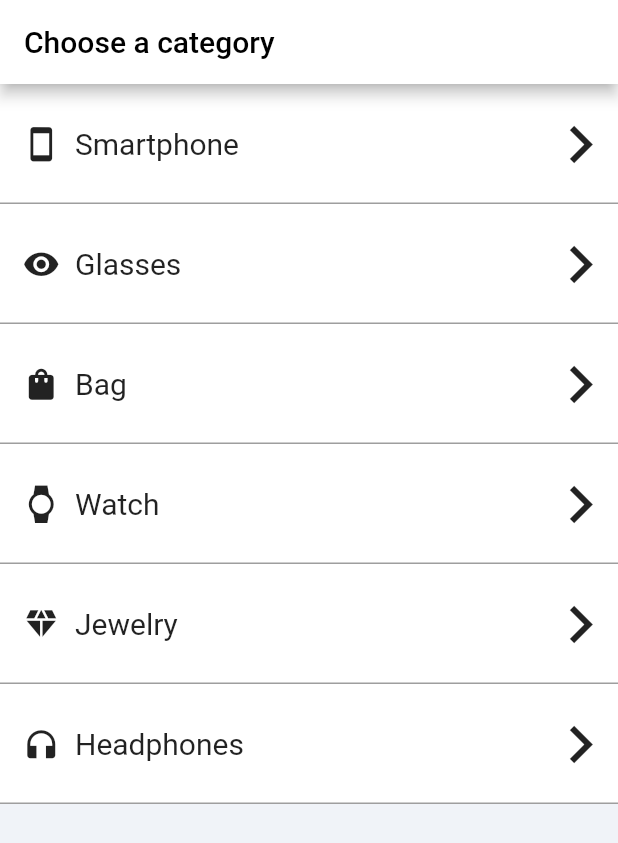
After one commit to alecava41/LostAndFound-app, a Flutter app: the CategorySelectionScreen screen opened directly, on a phone screen of 412 x 824 dp. The commit adds this screen. Shown: the top 843 px of the screen. Run offline on Flutter 3.47's test engine with Material 2 defaults, Android fonts, the phone set to English and light mode, and no system bars; our stand-ins replace image_picker.

Commit message:
code refactor and added select category page

```diff
--- a/lib/screens/home.dart
+++ b/lib/screens/home.dart
@@ -150,7 +150,7 @@ class _HomeScreenState extends State<HomeScreen> {
     ];
     return SafeArea(
         child: Scaffold(
-      backgroundColor: Color.fromRGBO(240, 243, 248, 1),
+      backgroundColor: PersonalizedColor.backGroundColor,
       body: pages[_selectedTab],
       bottomNavigationBar: BottomNavigationBar(
         currentIndex: _selectedTab,
--- /dev/null
+++ b/lib/screens/select_category.dart
@@ -0,0 +1,71 @@
+import 'package:flutter/material.dart';
+import 'package:lost_and_found/utils/colors.dart';
+import 'package:lost_and_found/widgets/category_item.dart';
+
+class CategorySelectionScreen extends StatelessWidget {
+  const CategorySelectionScreen({super.key});
+
+  @override
+  Widget build(BuildContext context) {
+    return Scaffold(
+      backgroundColor: PersonalizedColor.backGroundColor,
+      appBar: AppBar(
+        title: const Text(
+          'Choose a category',
+          style: TextStyle(color: Colors.black),
+        ),
+        backgroundColor: Colors.white,
+        iconTheme: const IconThemeData(color: Colors.black),
+      ),
+      body: SingleChildScrollView(
+        child: Column(
+          mainAxisAlignment: MainAxisAlignment.start,
+          children: [
+            CategoryItem(
+              categoryName: "Smartphone ",
+              icon: Icons.smartphone,
+              onTap: () {
+                Navigator.pop(context, "Smartphone");
+              },
+            ),
+            CategoryItem(
+              categoryName: "Glasses",
+              icon: Icons.remove_red_eye,
+              onTap: () {
+                Navigator.pop(context, "Glasses");
+              },
+            ),
+            CategoryItem(
+              categoryName: "Bag",
+              icon: Icons.shopping_bag,
+              onTap: () {
+                Navigator.pop(context, "Bag");
+              },
+            ),
+            CategoryItem(
+              categoryName: "Watch",
+              icon: Icons.watch,
+              onTap: () {
+                Navigator.pop(context, "Watch");
+              },
+            ),
+            CategoryItem(
+              categoryName: "Jewelry ",
+              icon: Icons.diamond,
+              onTap: () {
+                Navigator.pop(context, "Jewelry ");
+              },
+            ),
+            CategoryItem(
+              categoryName: "Headphones",
+              icon: Icons.headphones,
+              onTap: () {
+                Navigator.pop(context, "Headphones");
+              },
+            ),
+          ],
+        ),
+      ),
+    );
+  }
+}
--- a/lib/utils/colors.dart
+++ b/lib/utils/colors.dart
@@ -2,4 +2,5 @@ import 'package:flutter/material.dart';
 
 class PersonalizedColor {
   static const mainColor = Color.fromARGB(255, 28, 136, 111);
+  static const backGroundColor = Color.fromRGBO(240, 243, 248, 1);
 }
--- /dev/null
+++ b/lib/widgets/category_item.dart
@@ -0,0 +1,66 @@
+import 'package:flutter/material.dart';
+
+class CategoryItem extends StatelessWidget {
+  final String categoryName;
+  final IconData icon;
+  final VoidCallback onTap;
+
+  const CategoryItem({
+    Key? key,
+    required this.categoryName,
+    required this.icon,
+    required this.onTap,
+  }) : super(key: key);
+
+  @override
+  Widget build(BuildContext context) {
+    const divider = Divider(
+      color: Colors.grey,
+      thickness: 1,
+      height: 0,
+    );
+
+    return Column(
+      children: [
+        Material(
+          color: Colors.white,
+          child: InkWell(
+            onTap: onTap,
+            splashColor: Colors.grey.withOpacity(0.4),
+            child: Container(
+              height: 80,
+              child: Row(
+                mainAxisAlignment: MainAxisAlignment.spaceBetween,
+                children: [
+                  Row(
+                    children: [
+                      const SizedBox(
+                        width: 15,
+                      ),
+                      Icon(
+                        icon,
+                        size: 25,
+                      ),
+                      const SizedBox(
+                        width: 10,
+                      ),
+                      Text(
+                        categoryName,
+                        style: const TextStyle(fontSize: 20),
+                      ),
+                    ],
+                  ),
+                  const Icon(
+                    Icons.chevron_right,
+                    size: 50,
+                  ),
+                ],
+              ),
+            ),
+          ),
+        ),
+        divider,
+      ],
+    );
+  }
+}
```
Also changed, not shown: lib/screens/insert_item.dart (+134 -160 lines), lib/widgets/confirm_exit_dialog.dart (added, +39 -0 lines), lib/widgets/media_selection_dialog.dart (added, +60 -0 lines).
